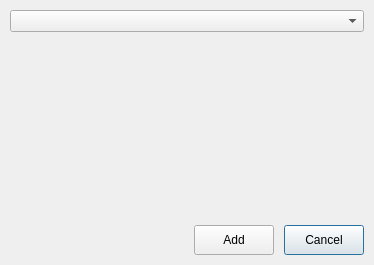
EugeneHryz/archiver, file arcsettingsdialog.ui: the form before one commit.
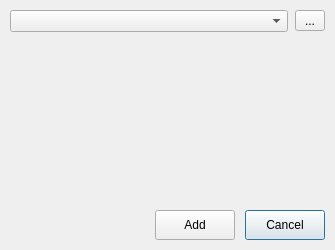
The form after the commit.

```diff
--- a/arcsettingsdialog.ui
+++ b/arcsettingsdialog.ui
@@ -2,18 +2,39 @@
 <ui version="4.0">
  <class>ArcSettingsDialog</class>
  <widget class="QDialog" name="ArcSettingsDialog">
+  <property name="enabled">
+   <bool>true</bool>
+  </property>
   <property name="geometry">
    <rect>
     <x>0</x>
     <y>0</y>
-    <width>374</width>
-    <height>265</height>
+    <width>335</width>
+    <height>250</height>
    </rect>
   </property>
+  <property name="sizePolicy">
+   <sizepolicy hsizetype="Preferred" vsizetype="Preferred">
+    <horstretch>0</horstretch>
+    <verstretch>0</verstretch>
+   </sizepolicy>
+  </property>
+  <property name="minimumSize">
+   <size>
+    <width>335</width>
+    <height>250</height>
+   </size>
+  </property>
+  <property name="maximumSize">
+   <size>
+    <width>16777215</width>
+    <height>16777215</height>
+   </size>
+  </property>
   <property name="windowTitle">
    <string>Dialog</string>
   </property>
-  <layout class="QGridLayout" name="gridLayout" columnstretch="0,0,0,0">
+  <layout class="QGridLayout" name="gridLayout" columnstretch="0,0,0">
    <property name="leftMargin">
     <number>10</number>
    </property>
@@ -29,10 +50,39 @@
    <property name="horizontalSpacing">
     <number>10</number>
    </property>
-   <item row="1" column="0" colspan="4" alignment="Qt::AlignTop">
-    <widget class="QComboBox" name="comboBox"/>
+   <item row="0" column="2" alignment="Qt::AlignRight|Qt::AlignTop">
+    <widget class="QToolButton" name="toolButton">
+     <property name="minimumSize">
+      <size>
+       <width>30</width>
+       <height>20</height>
+      </size>
+     </property>
+     <property name="text">
+      <string>...</string>
+     </property>
+    </widget>
    </item>
-   <item row="2" column="3">
+   <item row="0" column="0" colspan="2" alignment="Qt::AlignTop">
+    <widget class="QComboBox" name="comboBox">
+     <property name="sizePolicy">
+      <sizepolicy hsizetype="Preferred" vsizetype="Fixed">
+       <horstretch>0</horstretch>
+       <verstretch>0</verstretch>
+      </sizepolicy>
+     </property>
+     <property name="minimumSize">
+      <size>
+       <width>278</width>
+       <height>20</height>
+      </size>
+     </property>
+     <property name="insertPolicy">
+      <enum>QComboBox::InsertAtCurrent</enum>
+     </property>
+    </widget>
+   </item>
+   <item row="6" column="2">
     <widget class="QPushButton" name="cancel">
      <property name="sizePolicy">
       <sizepolicy hsizetype="Fixed" vsizetype="Fixed">
@@ -51,7 +101,7 @@
      </property>
     </widget>
    </item>
-   <item row="2" column="2">
+   <item row="6" column="1">
     <widget class="QPushButton" name="add">
      <property name="sizePolicy">
       <sizepolicy hsizetype="Fixed" vsizetype="Fixed">
```
